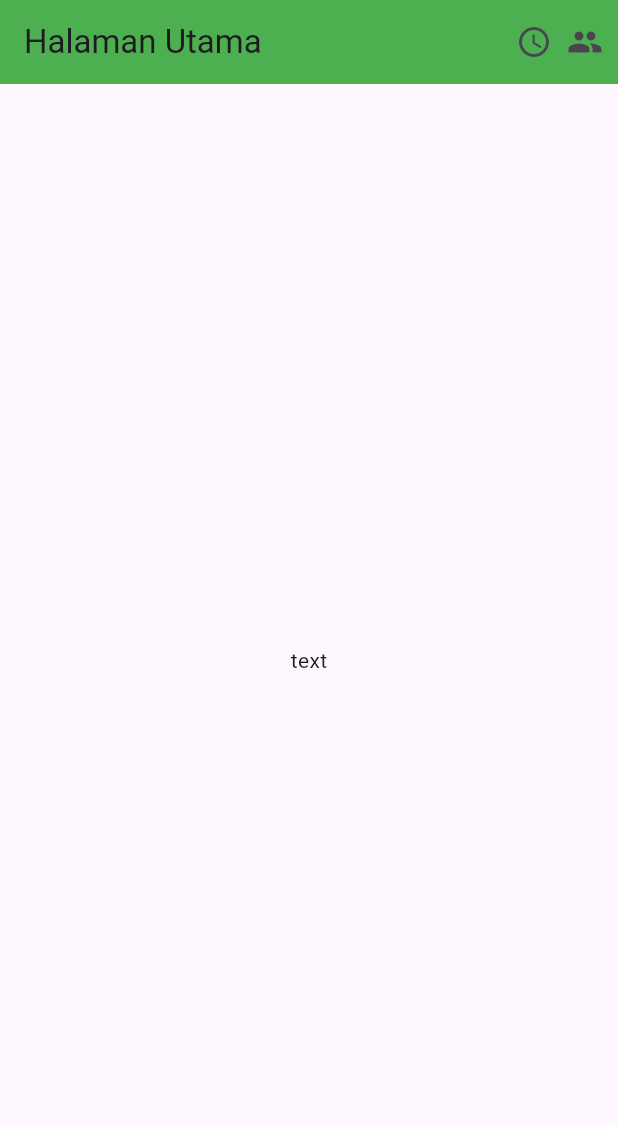
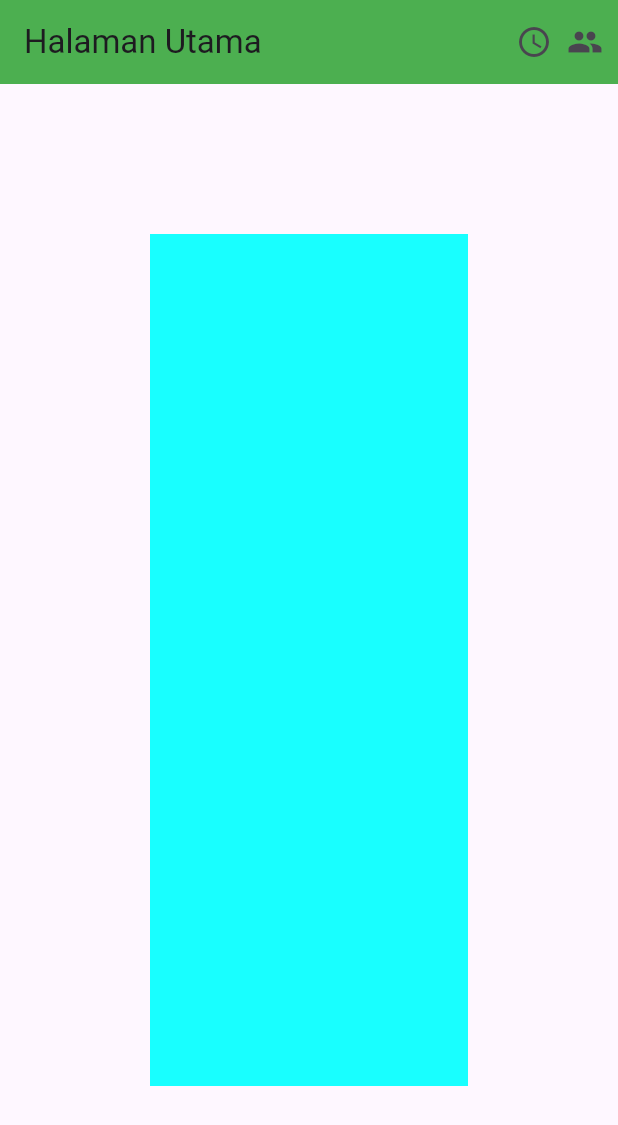
Before and after one commit to AbdulReyza/tugas_week_5_1123150072, a Flutter app: the screen it shows after launch, on a phone screen of 412 x 824 dp. Shown: the top 1125 px of the screen. Run offline on Flutter 3.47's test engine with Material 3 defaults, Android fonts, the phone set to English and light mode, and no system bars.

Commit message:
tamabah warna

```diff
--- a/lib/main.dart
+++ b/lib/main.dart
@@ -36,7 +36,10 @@ class Home extends StatelessWidget {
             body: Container(
               margin: EdgeInsets.all(100),
               alignment: Alignment.center,
-              child:Text('text'),
+              color: Colors.cyanAccent,
+              child: Row(
+
+              ),
 
             ),
           );
```
